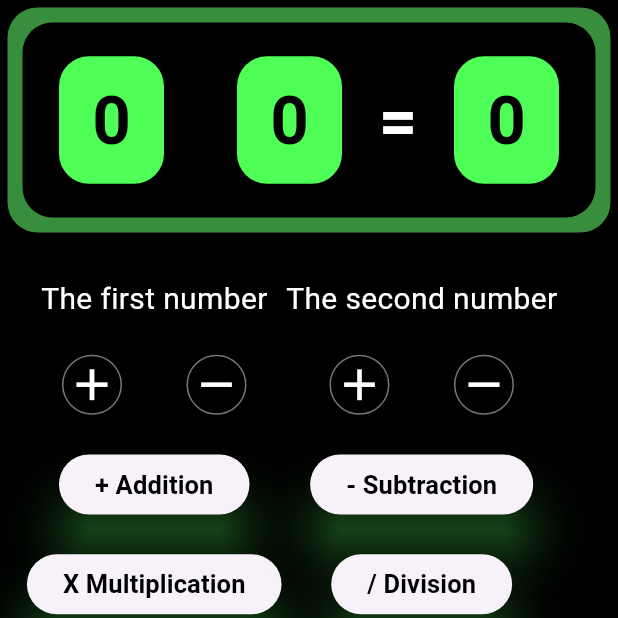
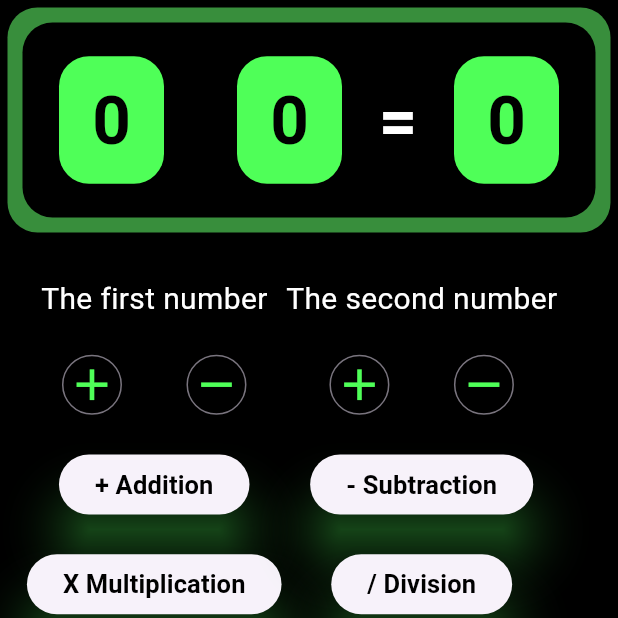
Before and after one commit to OussemaRazouane/calculator, a Flutter app: the screen it shows after launch, on a phone screen of 412 x 824 dp, the top half of it. Run offline on Flutter 3.47's test engine with Material 3 defaults, Android fonts, the phone set to English and light mode, and no system bars; network calls fail.

```diff
--- a/lib/home.dart
+++ b/lib/home.dart
@@ -145,7 +145,7 @@ class _HomeState extends State<Home> {
                           ),
                           child: const Icon(
                             Icons.add,
-                            color: Colors.white,
+                            color: Color.fromARGB(255, 79, 255, 88),
                             size: 35,
                           ),
                         ),
@@ -160,7 +160,7 @@ class _HomeState extends State<Home> {
                           ),
                           child: const Icon(
                             Icons.remove,
-                            color: Colors.white,
+                            color:  Color.fromARGB(255, 79, 255, 88),
                             size: 35,
                           ),
                         )
@@ -248,7 +248,7 @@ class _HomeState extends State<Home> {
                           ),
                           child: const Icon(
                             Icons.add,
-                            color: Colors.white,
+                            color:Color.fromARGB(255, 79, 255, 88),
                             size: 35,
                           ),
                         ),
@@ -263,7 +263,7 @@ class _HomeState extends State<Home> {
                           ),
                           child: const Icon(
                             Icons.remove,
-                            color: Colors.white,
+                            color:  Color.fromARGB(255, 79, 255, 88),
                             size: 35,
                           ),
                         )
```
